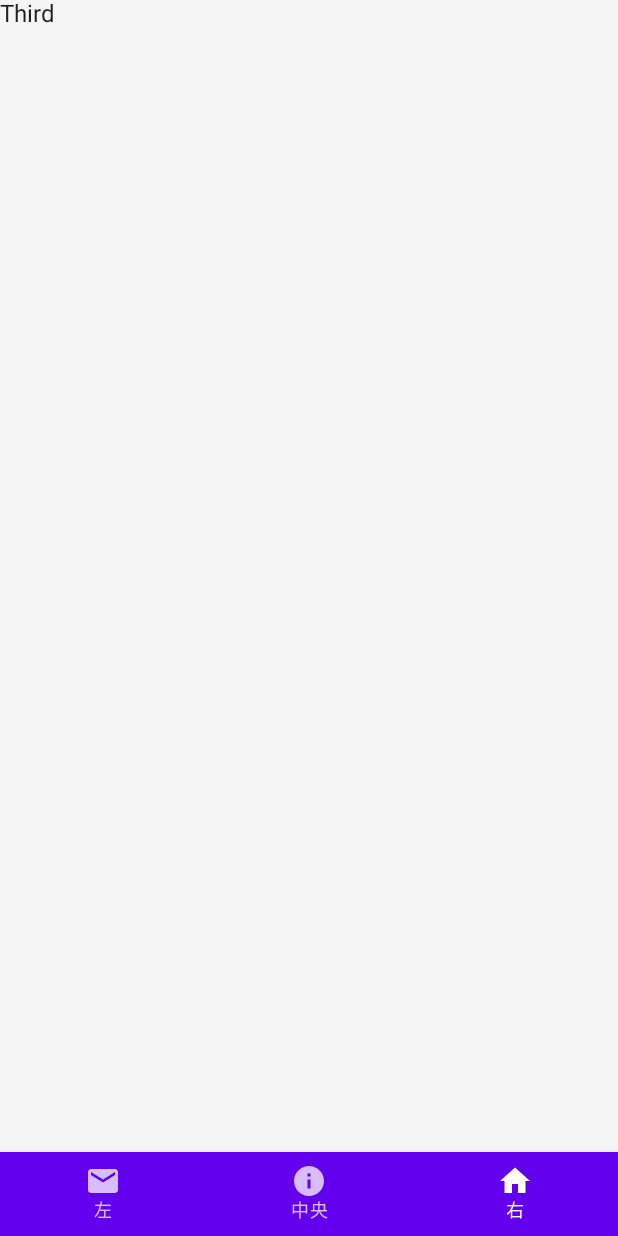
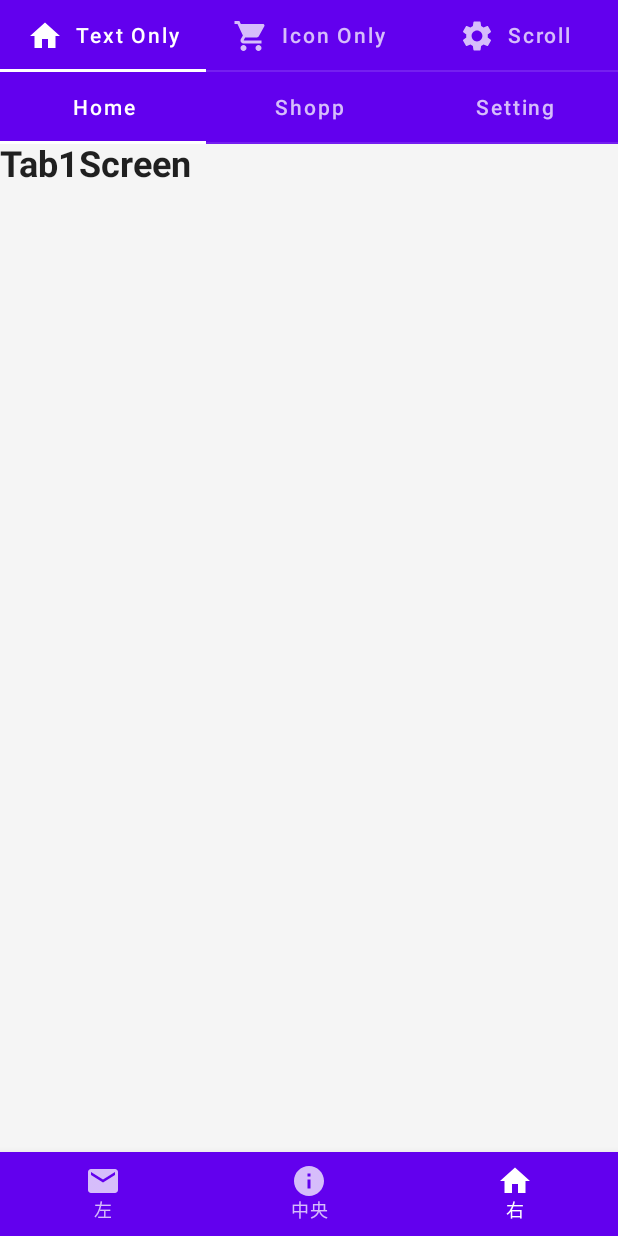
Before and after one commit to hayashitoshiki/ComposeSample, an Android app built with Jetpack Compose: the screen it shows after launch (MainActivity), item 3 of the bottom bar chosen, on a phone screen of 412 x 824 dp. Run offline under Robolectric (Android 15) with nearby library versions, the phone set to English and light mode, and no system bars; our stand-ins replace Dagger/Hilt's generated code, accompanist, constraintlayout-compose.

Commit message:
タブコンテンツ サンプル追加

```diff
--- a/app/build.gradle
+++ b/app/build.gradle
@@ -75,6 +75,10 @@ dependencies {
     def accompanist_version = "0.20.3"
     implementation "com.google.accompanist:accompanist-insets:$accompanist_version"
 
+    // Accompanist
+    implementation "com.google.accompanist:accompanist-pager:0.23.0"
+    implementation "com.google.accompanist:accompanist-pager-indicators:0.23.0"
+
     // navigation
     def compose_navigation_version = "2.4.0-alpha04"
     implementation "androidx.navigation:navigation-compose:$compose_navigation_version"
--- a/app/src/main/java/com/myapp/composesample/ui/MainActivity.kt
+++ b/app/src/main/java/com/myapp/composesample/ui/MainActivity.kt
@@ -15,6 +15,7 @@ import androidx.compose.ui.Modifier
 import androidx.compose.ui.graphics.Color
 import androidx.compose.ui.tooling.preview.Preview
 import androidx.navigation.compose.rememberNavController
+import com.google.accompanist.pager.ExperimentalPagerApi
 import com.myapp.composesample.ui.left.*
 import com.myapp.composesample.util.component.AppBottomNavigation
 import com.myapp.composesample.util.theme.ComposeSampleTheme
@@ -28,6 +29,7 @@ class MainActivity : ComponentActivity() {
     private val textViewModel: TextGroupViewModel by viewModels()
     private val buttonViewModel: ButtonGroupViewModel by viewModels()
 
+    @ExperimentalPagerApi
     @ExperimentalComposeUiApi
     @ExperimentalFoundationApi
     override fun onCreate(savedInstanceState: Bundle?) {
@@ -49,6 +51,7 @@ class MainActivity : ComponentActivity() {
  * ベース画面
  *
  */
+@ExperimentalPagerApi
 @ExperimentalComposeUiApi
 @ExperimentalFoundationApi
 @Composable
--- a/app/src/main/java/com/myapp/composesample/ui/Navigation.kt
+++ b/app/src/main/java/com/myapp/composesample/ui/Navigation.kt
@@ -13,6 +13,7 @@ import androidx.lifecycle.viewmodel.compose.viewModel
 import androidx.navigation.NavHostController
 import androidx.navigation.compose.NavHost
 import androidx.navigation.compose.composable
+import com.google.accompanist.pager.ExperimentalPagerApi
 import com.myapp.composesample.R
 import com.myapp.composesample.ui.center.ResponsibleConstraintScreen
 import com.myapp.composesample.ui.center.SecondScreen
@@ -94,6 +95,7 @@ enum class NavigationScreens(
  *
  * @param navController ナビゲーションAPI
  */
+@ExperimentalPagerApi
 @ExperimentalComposeUiApi
 @ExperimentalFoundationApi
 @Composable
--- /dev/null
+++ b/app/src/main/java/com/myapp/composesample/ui/right/Tab1Screen.kt
@@ -0,0 +1,20 @@
+package com.myapp.composesample.ui.right
+
+import androidx.compose.foundation.layout.Box
+import androidx.compose.foundation.layout.fillMaxSize
+import androidx.compose.material.Text
+import androidx.compose.runtime.Composable
+import androidx.compose.ui.Modifier
+import androidx.compose.ui.text.font.FontWeight
+import androidx.compose.ui.unit.sp
+
+@Composable
+fun Tab1Screen() {
+    Box(modifier = Modifier.fillMaxSize()) {
+        Text(
+            text = "Tab1Screen",
+            fontSize= 24.sp,
+            fontWeight = FontWeight.Bold
+        )
+    }
+}
--- a/app/src/main/java/com/myapp/composesample/ui/right/ThirdScreen.kt
+++ b/app/src/main/java/com/myapp/composesample/ui/right/ThirdScreen.kt
@@ -8,11 +8,14 @@ import androidx.compose.runtime.Composable
 import androidx.compose.ui.Modifier
 import androidx.compose.ui.graphics.Color
 import androidx.compose.ui.tooling.preview.Preview
+import com.google.accompanist.pager.ExperimentalPagerApi
+import com.myapp.composesample.util.component.Sample1TabComponent
 
 /**
  * 右画面
  *
  */
+@ExperimentalPagerApi
 @Preview(showBackground = true)
 @Composable
 fun ThirdScreen() {
@@ -23,7 +26,7 @@ fun ThirdScreen() {
             modifier = Modifier
                 .fillMaxWidth(),
         ) {
-            Text(text = "Third")
+            Sample1TabComponent()
         }
     }
 }
--- /dev/null
+++ b/app/src/main/java/com/myapp/composesample/util/component/TabComponent.kt
@@ -0,0 +1,308 @@
+package com.myapp.composesample.util.component
+
+// ========================================
+// 　　　　　TabコンテンツComponent
+// ========================================
+
+import androidx.compose.foundation.layout.*
+import androidx.compose.material.*
+import androidx.compose.material.icons.Icons
+import androidx.compose.material.icons.filled.Home
+import androidx.compose.material.icons.filled.Settings
+import androidx.compose.material.icons.filled.ShoppingCart
+import androidx.compose.runtime.*
+import androidx.compose.ui.Modifier
+import androidx.compose.ui.graphics.vector.ImageVector
+import androidx.compose.ui.unit.dp
+import com.google.accompanist.pager.*
+import kotlinx.coroutines.launch
+import com.myapp.composesample.ui.right.Tab1Screen
+import com.myapp.composesample.ui.right.Tab2Screen
+import com.myapp.composesample.ui.right.Tab3Screen
+
+
+// ======================================== //
+// 　　　　　Tabリスト                         //
+// ======================================== //
+
+/**
+ * タブリスト（基底クラス）
+ *
+ * @property icon アイコン
+ * @property title タイトル
+ * @property screen 表示する画面
+ */
+abstract class TabItem(val icon: ImageVector, val title: String, val screen: @Composable () -> Unit)
+
+/**
+ * サンプル１タブ
+ */
+sealed class Sample1TabItem(icon: ImageVector, title: String, screen: @Composable () -> Unit) : TabItem(icon, title, screen){
+    @ExperimentalPagerApi
+    object Music : Sample1TabItem(Icons.Filled.Home, "Text Only", { Sample2TabComponent() })
+    @ExperimentalPagerApi
+    object Movies : Sample1TabItem(Icons.Filled.ShoppingCart, "Icon Only", { Sample3TabComponent() })
+    @ExperimentalPagerApi
+    object Books : Sample1TabItem(Icons.Filled.Settings, "Scroll", { Sample4TabComponent() })
+}
+
+/**
+ * サンプル２タブ
+ */
+sealed class Sample2TabItem(icon: ImageVector, title: String, screen: @Composable () -> Unit) : TabItem(icon, title, screen){
+    object Tab1 : Sample2TabItem(Icons.Filled.Home, "Home", { Tab1Screen() })
+    object Tab2 : Sample2TabItem(Icons.Filled.ShoppingCart, "Shopp", { Tab2Screen() })
+    object Tab3 : Sample2TabItem(Icons.Filled.Settings, "Setting", { Tab3Screen() })
+}
+/**
+ * サンプル３タブ
+ */
+sealed class Sample3TabItem(icon: ImageVector, title: String, screen: @Composable () -> Unit) : TabItem(icon, title, screen){
+    object Tab1 : Sample3TabItem(Icons.Filled.Home, "Home", { Tab1Screen() })
+    object Tab2 : Sample3TabItem(Icons.Filled.ShoppingCart, "Shopp", { Tab2Screen() })
+    object Tab3 : Sample3TabItem(Icons.Filled.Settings, "Setting", { Tab3Screen() })
+}
+
+/**
+ * サンプル４タブ
+ */
+sealed class Sample4TabItem(icon: ImageVector, title: String, screen: @Composable () -> Unit) : TabItem(icon, title, screen){
+    object Tab1 : Sample4TabItem(Icons.Filled.Home, "Tab1", { Tab1Screen() })
+    object Tab2 : Sample4TabItem(Icons.Filled.ShoppingCart, "Tab2", { Tab2Screen() })
+    object Tab3 : Sample4TabItem(Icons.Filled.Settings, "Tab3", { Tab3Screen() })
+    object Tab4 : Sample4TabItem(Icons.Filled.Home, "Tab4", { Tab1Screen() })
+    object Tab5 : Sample4TabItem(Icons.Filled.ShoppingCart, "Tab5", { Tab2Screen() })
+    object Tab6 : Sample4TabItem(Icons.Filled.Settings, "Tab6", { Tab3Screen() })
+}
+// ========================================  //
+// 　　　　　公開用タブ画面Component             //
+// ======================================== //
+
+/**
+ * サンプルタブ画面Component
+ *
+ */
+@ExperimentalPagerApi
+@Composable
+fun Sample1TabComponent() {
+    val pagerState = rememberPagerState(initialPage = 0)
+    val tabs = listOf(Sample1TabItem.Music, Sample1TabItem.Movies, Sample1TabItem.Books)
+
+    // レイアウト
+    Column {
+        TextIconTabBar(tabs = tabs, pagerState = pagerState)
+        TabsContent(tabs = tabs, pagerState = pagerState)
+    }
+}
+/**
+ * サンプルタブ画面Component
+ *
+ */
+@ExperimentalPagerApi
+@Composable
+fun Sample2TabComponent() {
+    val pagerState = rememberPagerState(initialPage = 0)
+    val tabs = listOf(
+        Sample2TabItem.Tab1,
+        Sample2TabItem.Tab2,
+        Sample2TabItem.Tab3
+    )
+
+    // レイアウト
+    Column {
+        TextTabBar(tabs = tabs, pagerState = pagerState)
+        TabsContent(tabs = tabs, pagerState = pagerState)
+    }
+}
+
+/**
+ * サンプルタブ画面Component
+ *
+ */
+@ExperimentalPagerApi
+@Composable
+fun Sample3TabComponent() {
+    val pagerState = rememberPagerState(initialPage = 0)
+    val tabs = listOf(
+        Sample3TabItem.Tab1,
+        Sample3TabItem.Tab2,
+        Sample3TabItem.Tab3
+    )
+
+    // レイアウト
+    Column {
+        IconTabBar(tabs = tabs, pagerState = pagerState)
+        TabsContent(tabs = tabs, pagerState = pagerState)
+    }
+}
+
+/**
+ * サンプルタブ画面Component
+ *
+ */
+@ExperimentalPagerApi
+@Composable
+fun Sample4TabComponent() {
+    val pagerState = rememberPagerState(initialPage = 0)
+    val tabs = listOf(
+        Sample4TabItem.Tab1,
+        Sample4TabItem.Tab2,
+        Sample4TabItem.Tab3,
+        Sample4TabItem.Tab4,
+        Sample4TabItem.Tab5,
+        Sample4TabItem.Tab6
+    )
+
+    // レイアウト
+    Column {
+        ScrollableTabBar(tabs = tabs, pagerState = pagerState)
+        TabsContent(tabs = tabs, pagerState = pagerState)
+    }
+}
+
+
+// ======================================== //
+// 　　　　　内部用Util Tab Component          //
+// ======================================== //
+
+/**
+ * タブバー
+ *
+ * @param tabs タブリスト
+ * @param pagerState pager
+ */
+@ExperimentalPagerApi
+@Composable
+private fun TextTabBar(tabs: List<TabItem>, pagerState: PagerState) {
+    val coroutineScope = rememberCoroutineScope()
+
+    TabRow(
+        selectedTabIndex = pagerState.currentPage,
+        indicator = { tabPositions ->
+            TabRowDefaults.Indicator(Modifier.pagerTabIndicatorOffset(pagerState, tabPositions))
+        }
+    ) {
+        tabs.forEachIndexed { index, tab ->
+            Tab(
+                selected = pagerState.currentPage == index,
+                onClick = {
+                    coroutineScope.launch {
+                        pagerState.animateScrollToPage(index)
+                    }
+                },
+                text = { Text(text = tab.title) }
+            )
+        }
+    }
+}
+
+/**
+ * Text&Iconタブバー
+ *
+ * @param tabs タブリスト
+ * @param pagerState pager
+ */
+@ExperimentalPagerApi
+@Composable
+private fun TextIconTabBar(tabs: List<TabItem>, pagerState: PagerState) {
+    val coroutineScope = rememberCoroutineScope()
+
+    TabRow(
+        selectedTabIndex = pagerState.currentPage,
+        indicator = { tabPositions ->
+            TabRowDefaults.Indicator(Modifier.pagerTabIndicatorOffset(pagerState, tabPositions))
+        }
+    ) {
+        tabs.forEachIndexed { index, tab ->
+            // Tab：画像とテキストが縦で並ぶ
+            // LeadingIconTab：画像とテキストが横で並ぶ
+            LeadingIconTab(
+                selected = pagerState.currentPage == index,
+                onClick = {
+                    coroutineScope.launch {
+                        pagerState.animateScrollToPage(index)
+                    }
+                },
+                text = { Text(text = tab.title) },
+                icon = { Icon(imageVector = tab.icon, contentDescription = null) }
+            )
+        }
+    }
+}
+
+/**
+ * Iconタブバー
+ *
+ * @param tabs タブリスト
+ * @param pagerState pager
+ */
+@ExperimentalPagerApi
+@Composable
+private fun IconTabBar(tabs: List<TabItem>, pagerState: PagerState) {
+    val coroutineScope = rememberCoroutineScope()
+
+    TabRow(
+        selectedTabIndex = pagerState.currentPage,
+        indicator = { tabPositions ->
+            TabRowDefaults.Indicator(Modifier.pagerTabIndicatorOffset(pagerState, tabPositions))
+        }
+    ) {
+        tabs.forEachIndexed { index, tab ->
+            Tab(
+                selected = pagerState.currentPage == index,
+                onClick = {
+                    coroutineScope.launch {
+                        pagerState.animateScrollToPage(index)
+                    }
+                },
+                icon = { Icon(imageVector = tab.icon, contentDescription = null) }
+            )
+        }
+    }
+}
+
+/**
+ * スクロールタブバー
+ *
+ * @param tabs タブリスト
+ * @param pagerState pager
+ */
+@ExperimentalPagerApi
+@Composable
+private fun ScrollableTabBar(tabs: List<TabItem>, pagerState: PagerState) {
+    val coroutineScope = rememberCoroutineScope()
+
+    ScrollableTabRow(
+        selectedTabIndex = pagerState.currentPage,
+        edgePadding = 0.dp,
+        indicator = { tabPositions ->
+            TabRowDefaults.Indicator(Modifier.pagerTabIndicatorOffset(pagerState, tabPositions))
+        }
+    ) {
+        tabs.forEachIndexed { index, tab ->
+            Tab(
+                selected = pagerState.currentPage == index,
+                onClick = {
+                    coroutineScope.launch {
+                        pagerState.animateScrollToPage(index)
+                    }
+                },
+                text = { Text(text = tab.title) }
+            )
+        }
+    }
+}
+
+/**
+ * タブコンテンツ
+ *
+ * @param tabs タブリスト
+ * @param pagerState pager
+ */
+@ExperimentalPagerApi
+@Composable
+private fun TabsContent(tabs: List<TabItem>, pagerState: PagerState) {
+    HorizontalPager(state = pagerState, count = tabs.size) { page ->
+        tabs[page].screen()
+    }
+}
```
Also changed, not shown: app/src/main/java/com/myapp/composesample/ui/left/TextScrollerScreen.kt (+4 -4 lines), app/src/main/java/com/myapp/composesample/ui/right/Tab2Screen.kt (added, +20 -0 lines), app/src/main/java/com/myapp/composesample/ui/right/Tab3Screen.kt (added, +20 -0 lines).
